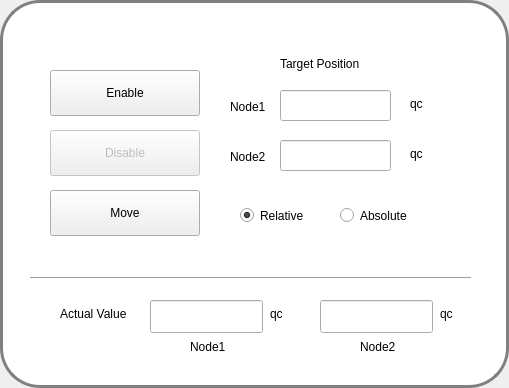
bcjiang/IRIScontrol, file iriscontrol.ui: the form before one commit.
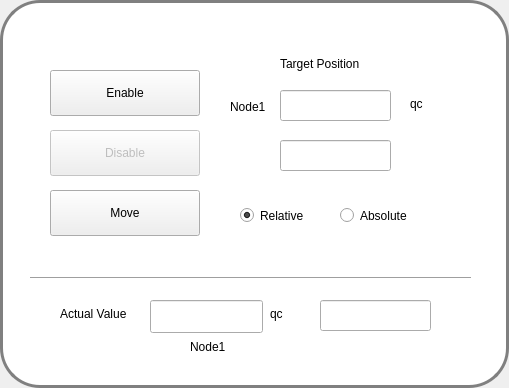
The form after the commit.

Commit message: Fixed exit issue - seem like a problem with text lable

```diff
--- a/iriscontrol.ui
+++ b/iriscontrol.ui
@@ -181,16 +181,6 @@
      <string>qc</string>
     </property>
    </widget>
-   <widget class="QLineEdit" name="eTargetPosition2">
-    <property name="geometry">
-     <rect>
-      <x>280</x>
-      <y>140</y>
-      <width>111</width>
-      <height>31</height>
-     </rect>
-    </property>
-   </widget>
    <widget class="QLabel" name="label_5">
     <property name="geometry">
      <rect>
@@ -204,58 +194,6 @@
      <string>Node1</string>
     </property>
    </widget>
-   <widget class="QLabel" name="label_6">
-    <property name="geometry">
-     <rect>
-      <x>230</x>
-      <y>150</y>
-      <width>46</width>
-      <height>13</height>
-     </rect>
-    </property>
-    <property name="text">
-     <string>Node2</string>
-    </property>
-   </widget>
-   <widget class="QLabel" name="label_7">
-    <property name="geometry">
-     <rect>
-      <x>410</x>
-      <y>140</y>
-      <width>71</width>
-      <height>27</height>
-     </rect>
-    </property>
-    <property name="text">
-     <string>qc</string>
-    </property>
-   </widget>
-   <widget class="QLineEdit" name="eTruePosition2">
-    <property name="enabled">
-     <bool>true</bool>
-    </property>
-    <property name="geometry">
-     <rect>
-      <x>320</x>
-      <y>300</y>
-      <width>113</width>
-      <height>33</height>
-     </rect>
-    </property>
-   </widget>
-   <widget class="QLabel" name="label_8">
-    <property name="geometry">
-     <rect>
-      <x>440</x>
-      <y>300</y>
-      <width>21</width>
-      <height>27</height>
-     </rect>
-    </property>
-    <property name="text">
-     <string>qc</string>
-    </property>
-   </widget>
    <widget class="QLabel" name="label_9">
     <property name="geometry">
      <rect>
@@ -269,17 +207,24 @@
      <string>Node1</string>
     </property>
    </widget>
-   <widget class="QLabel" name="label_10">
+   <widget class="QLineEdit" name="eTargetPosition2">
     <property name="geometry">
      <rect>
-      <x>360</x>
-      <y>340</y>
-      <width>46</width>
-      <height>13</height>
+      <x>280</x>
+      <y>140</y>
+      <width>111</width>
+      <height>31</height>
      </rect>
     </property>
-    <property name="text">
-     <string>Node2</string>
+   </widget>
+   <widget class="QLineEdit" name="eTruePosition2">
+    <property name="geometry">
+     <rect>
+      <x>320</x>
+      <y>300</y>
+      <width>111</width>
+      <height>31</height>
+     </rect>
     </property>
    </widget>
   </widget>
```
